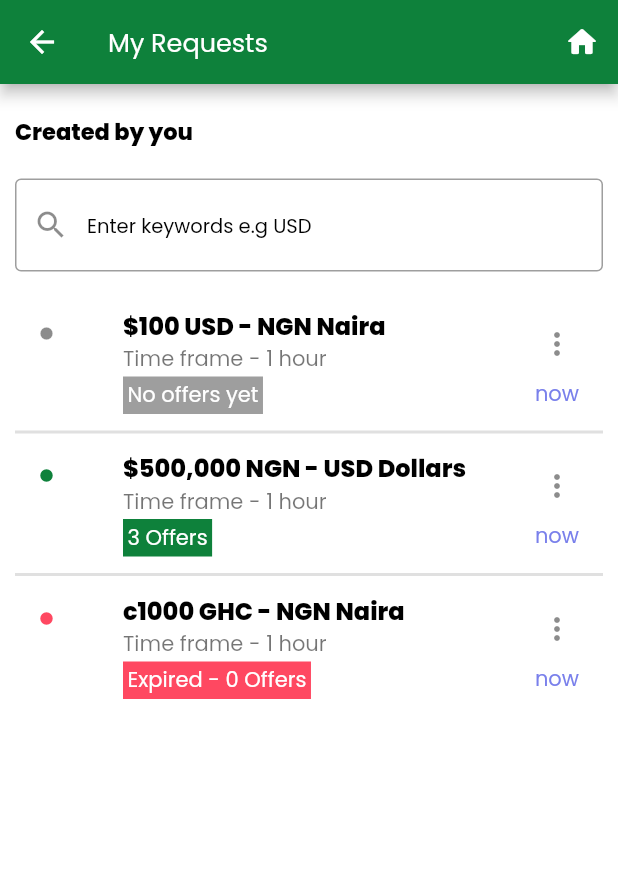
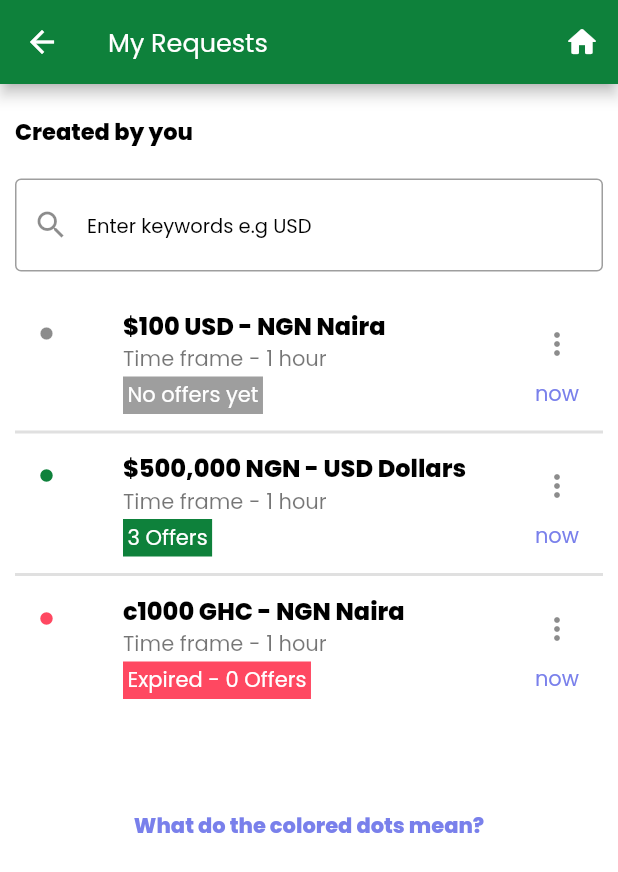
Before and after one commit to hrinternal/equal_cash_mobile_app_2021, a Flutter app: the MyRequestScreen screen opened by its route, on a phone screen of 412 x 824 dp. Shown: the top 872 px of the screen. Run offline on Flutter 3.47's test engine with Material 2 defaults, Android fonts, the phone set to English and light mode, and no system bars; our stand-ins replace country_code_picker, pin_code_fields; missing offline and left inert: virtual_keyboard_multi_language.

Commit message:
My request screen completed

```diff
--- a/lib/screens/my_request_screen.dart
+++ b/lib/screens/my_request_screen.dart
@@ -25,7 +25,8 @@ class _MyRequestScreenState extends State<MyRequestScreen> {
           ),
         ],
       ),
-      body: Container(
+      body: SingleChildScrollView(
+        child: Container(
           color: Colors.white,
           child: Padding(
             padding: const EdgeInsets.symmetric(vertical: 20, horizontal: 10),
@@ -51,7 +52,8 @@ class _MyRequestScreenState extends State<MyRequestScreen> {
                         prefixIcon: Icon(Icons.search),
                         border: OutlineInputBorder(),
                         hintText: "Enter keywords e.g USD",
-                      hintStyle: TextStyle(fontSize: 13, color: Colors.black)),
+                        hintStyle:
+                            TextStyle(fontSize: 13, color: Colors.black)),
                   ),
                 ),
                 SizedBox(
@@ -97,8 +99,8 @@ class _MyRequestScreenState extends State<MyRequestScreen> {
                         Spacer(),
                         Text(
                           "now",
-                        style:
-                            TextStyle(color: Color.fromRGBO(121, 128, 235, 1)),
+                          style: TextStyle(
+                              color: Color.fromRGBO(121, 128, 235, 1)),
                         )
                       ],
                     ),
@@ -145,8 +147,8 @@ class _MyRequestScreenState extends State<MyRequestScreen> {
                         Spacer(),
                         Text(
                           "now",
-                        style:
-                            TextStyle(color: Color.fromRGBO(121, 128, 235, 1)),
+                          style: TextStyle(
+                              color: Color.fromRGBO(121, 128, 235, 1)),
                         )
                       ],
                     ),
@@ -198,14 +200,26 @@ class _MyRequestScreenState extends State<MyRequestScreen> {
                         Spacer(),
                         Text(
                           "now",
-                        style:
-                            TextStyle(color: Color.fromRGBO(121, 128, 235, 1)),
+                          style: TextStyle(
+                              color: Color.fromRGBO(121, 128, 235, 1)),
                         )
                       ],
                     ),
                   ),
                 ),
+                SizedBox(height: 70),
+                // Spacer(),
+                InkWell(
+                  onTap: () {},
+                  child: Text(
+                    "What do the colored dots mean?",
+                    style: TextStyle(
+                        fontWeight: FontWeight.bold,
+                        color: Color.fromRGBO(121, 128, 235, 1)),
+                  ),
+                )
               ],
+            ),
           ),
         ),
       ),
```
Lines whose indentation alone changed are shown as unchanged.
